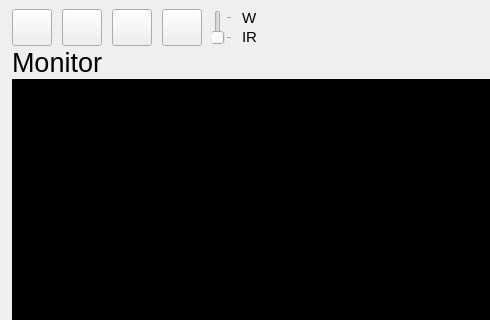
Old version of the form pyRobot.ui in the repository CactusTribe/PyRobot; both pictures show x 0 to 490 and y 0 to 320 of the 800 by 600 pixel window.
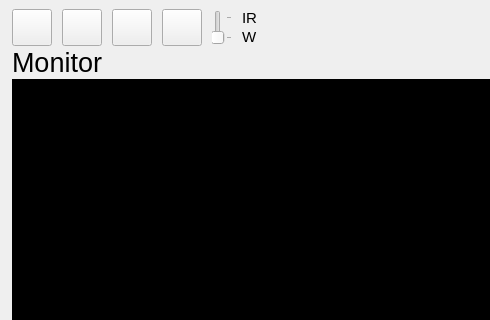
New version of the form. Icons and pictures are not drawn.

```diff
--- a/pyRobot.ui
+++ b/pyRobot.ui
@@ -163,18 +163,6 @@
         <property name="spacing">
          <number>1</number>
         </property>
-        <item>
-         <widget class="QLabel" name="label_3">
-          <property name="font">
-           <font>
-            <pointsize>11</pointsize>
-           </font>
-          </property>
-          <property name="text">
-           <string>W</string>
-          </property>
-         </widget>
-        </item>
         <item>
          <widget class="QLabel" name="label_2">
           <property name="font">
@@ -187,6 +175,18 @@
           </property>
          </widget>
         </item>
+        <item>
+         <widget class="QLabel" name="label_3">
+          <property name="font">
+           <font>
+            <pointsize>11</pointsize>
+           </font>
+          </property>
+          <property name="text">
+           <string>W</string>
+          </property>
+         </widget>
+        </item>
        </layout>
       </item>
       <item>
```
Left out of the diff: 6 changed lines with no effect on the pictures.
